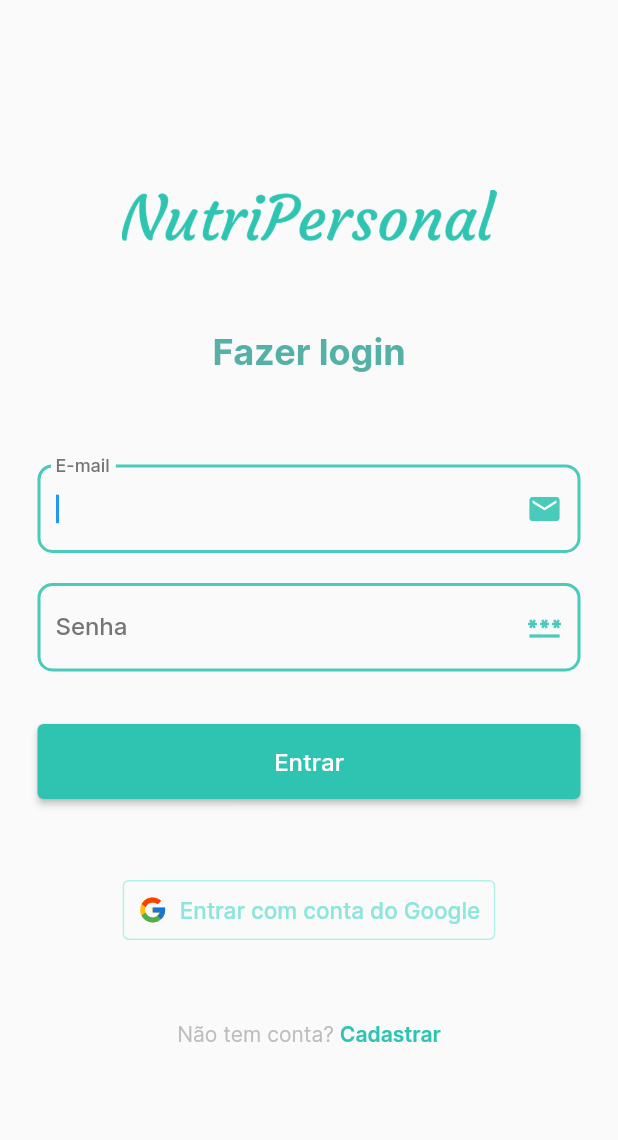
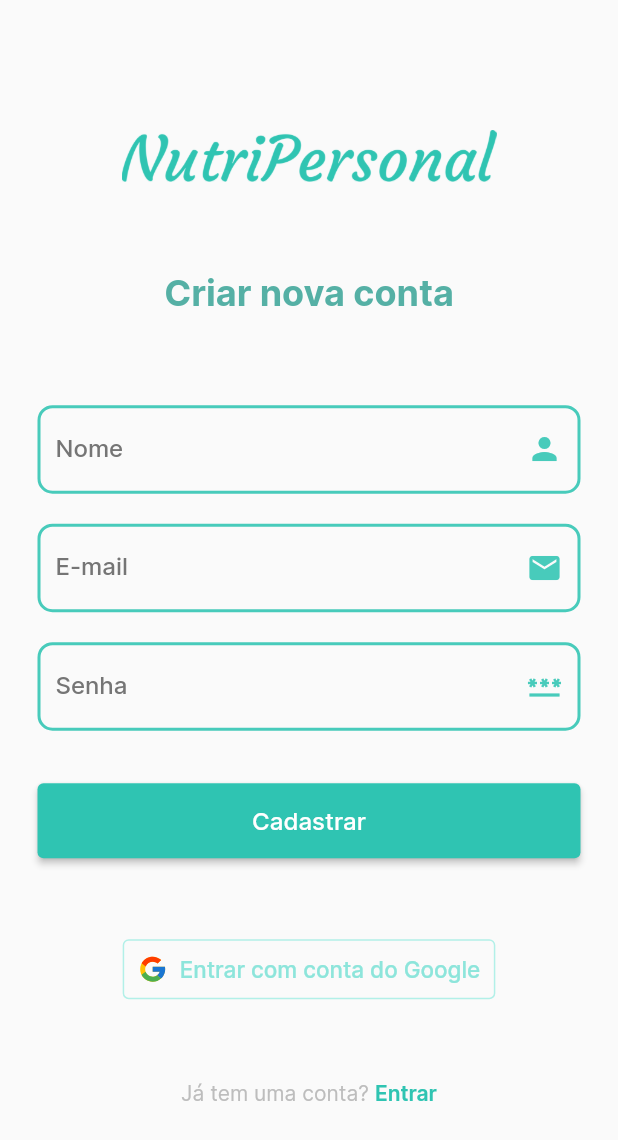
Before and after one commit to NutriPersonal/mobile, a Flutter app: the screen it shows after launch, after a tap on "Cadastrar", on a phone screen of 412 x 824 dp. Shown: the top 1140 px of the screen. Run offline on Flutter 3.47's test engine with Material 2 defaults, Android fonts, the phone set to English and light mode, and no system bars; our stand-ins replace firebase_core, flutter_svg; accounts and stored records are empty.

Commit message:
refactor: fix filenames and functions

```diff
--- a/lib/core/auth/auth/auth_screen.dart
+++ b/lib/core/auth/auth/auth_screen.dart
@@ -1,14 +1,12 @@
 import 'package:flutter/gestures.dart';
 import 'package:flutter/material.dart';
-import 'package:flutter/physics.dart';
-import 'package:flutter_svg/flutter_svg.dart';
 import 'package:nutripersonal/constants/app_constants.dart';
 import 'package:nutripersonal/constants/assets_paths.dart';
+import 'package:nutripersonal/core/auth/sign_in/sign_in_screen.dart';
+import 'package:nutripersonal/core/auth/sign_up/sign_up_screen.dart';
 
 class AuthScreen extends StatelessWidget {
-  AuthScreen({Key? key}) : super(key: key);
-  final TextEditingController _emailController = TextEditingController();
-  final TextEditingController _pwdController = TextEditingController();
+  const AuthScreen({Key? key}) : super(key: key);
 
   @override
   Widget build(BuildContext context) {
@@ -26,18 +24,18 @@ class AuthScreen extends StatelessWidget {
                     clipBehavior: Clip.none,
                     physics: const BouncingScrollPhysics(),
                     child: Column(
-                      mainAxisAlignment: MainAxisAlignment.center,
+                      mainAxisAlignment: MainAxisAlignment.spaceBetween,
                       children: [
                         const Image(
                           image: AssetImage(AppAssets.logotype),
                           width: 250,
                         ),
-                        Padding(
-                          padding: const EdgeInsets.symmetric(vertical: 60),
+                        const Padding(
+                          padding: EdgeInsets.symmetric(vertical: 60),
                           child: Text(
-                            "Fazer login",
+                            "Olá",
                             style: TextStyle(
-                              color: AppConstants.dark.withAlpha(200),
+                              color: AppConstants.normal,
                               fontSize: 24,
                               fontWeight: FontWeight.w700,
                             ),
@@ -45,53 +43,16 @@ class AuthScreen extends StatelessWidget {
                         ),
                         Column(
                           children: [
-                            input("E-mail", Icons.email, _emailController),
-                            const SizedBox(height: 20),
-                            input("Senha", Icons.password, _pwdController),
-                            const SizedBox(height: 35),
-                            ElevatedButton(
-                              onPressed: loginWithPasswd,
-                              style: ElevatedButton.styleFrom(
-                                primary: AppConstants.normal,
-                                minimumSize: const Size.fromHeight(50),
-                              ),
-                              child: const Text(
-                                "Entrar",
-                                style: TextStyle(fontSize: 16),
-                              ),
+                            _buildButton(
+                              "Fazer login",
+                              () => goToSignInScreen(context),
                             ),
-                            Padding(
-                              padding: const EdgeInsets.symmetric(vertical: 50),
-                              child: Column(
-                                mainAxisAlignment: MainAxisAlignment.center,
-                                children: [
-                                  OutlinedButton.icon(
-                                    onPressed: loginWithGoogle,
-                                    style: OutlinedButton.styleFrom(
-                                      padding: const EdgeInsets.all(10),
-                                      primary: AppConstants.light,
-                                      side: const BorderSide(
-                                        width: 1,
-                                        color: AppConstants.lighter,
-                                      ),
-                                    ),
-                                    label: const Text(
-                                      "Entrar com conta do Google",
-                                      style: TextStyle(
-                                        fontSize: 15,
-                                        color: AppConstants.light,
-                                      ),
-                                    ),
-                                    icon: SvgPicture.asset(
-                                      AppAssets.googleIcon,
-                                      width: 20,
-                                      height: 20,
-                                    ),
-                                  ),
-                                ],
-                              ),
+                            const SizedBox(height: 40),
+                            _buildButton(
+                              "Cadastrar",
+                              () => goToSignUpScreen(context),
+                              outlined: true,
                             ),
-                            _signUpRow(),
                           ],
                         ),
                       ],
@@ -106,73 +67,51 @@ class AuthScreen extends StatelessWidget {
     );
   }
 
-  Widget input(String label, IconData icon, TextEditingController controller) {
-    var borderColor = AppConstants.normal.withAlpha(224);
-    var border = OutlineInputBorder(
-      borderRadius: const BorderRadius.all(Radius.circular(10)),
-      borderSide: BorderSide(
-        color: borderColor,
-        width: 2,
+  Widget _buildButton(String label, VoidCallback onTap,
+      {bool outlined = false}) {
+    if (outlined) {
+      return OutlinedButton(
+        onPressed: onTap,
+        style: OutlinedButton.styleFrom(
+          padding: const EdgeInsets.all(10),
+          primary: AppConstants.light,
+          minimumSize: const Size.fromHeight(50),
+          side: const BorderSide(
+            width: 1,
+            color: AppConstants.lighter,
+          ),
+        ),
+        child: Text(
+          label,
+          style: const TextStyle(
+            fontSize: 15,
+            color: AppConstants.light,
+          ),
+        ),
+      );
+    }
+
+    return ElevatedButton(
+      onPressed: onTap,
+      style: ElevatedButton.styleFrom(
+        primary: AppConstants.normal,
+        minimumSize: const Size.fromHeight(50),
       ),
-    );
-
-    return TextFormField(
-      autofocus: true,
-      controller: controller,
-      decoration: InputDecoration(
-        labelText: label,
-        labelStyle: TextStyle(
-          color: Colors.grey[600],
-          fontWeight: FontWeight.w500,
-        ),
-        suffixIcon: Icon(icon, color: borderColor),
-        iconColor: borderColor,
-        fillColor: borderColor,
-        border: border,
-        focusedBorder: border,
-        enabledBorder: border,
-      ),
+      child: Text(label, style: const TextStyle(fontSize: 16)),
     );
   }
 
-  Widget _signUpRow() {
-    var textStyle = TextStyle(
-      color: Colors.grey.shade400,
-    );
-
-    return Row(
-      mainAxisAlignment: MainAxisAlignment.center,
-      children: [
-        Text("Não tem conta? ", style: textStyle),
-        InkWell(
-          highlightColor: Colors.transparent,
-          focusColor: Colors.transparent,
-          hoverColor: Colors.transparent,
-          splashColor: Colors.transparent,
-          onTap: goToSignUpPage,
-          child: Text(
-            "Cadastrar",
-            style: textStyle.merge(
-              const TextStyle(
-                color: AppConstants.normal,
-                fontWeight: FontWeight.w600,
-              ),
-            ),
-          ),
-        ),
-      ],
+  void goToSignInScreen(BuildContext context) {
+    Navigator.push(
+      context,
+      MaterialPageRoute(builder: (builder) => SignInScreen()),
     );
   }
 
-  void loginWithPasswd() {
-    print("login with password");
-  }
-
-  void loginWithGoogle() {
-    print("login with Google");
-  }
-
-  void goToSignUpPage() {
-    print("go to sign up page");
+  void goToSignUpScreen(BuildContext context) {
+    Navigator.push(
+      context,
+      MaterialPageRoute(builder: (builder) => SignUpScreen()),
+    );
   }
 }
--- /dev/null
+++ b/lib/core/auth/sign_up/sign_up_screen.dart
@@ -0,0 +1,181 @@
+import 'package:flutter/gestures.dart';
+import 'package:flutter/material.dart';
+import 'package:flutter_svg/flutter_svg.dart';
+import 'package:nutripersonal/constants/app_constants.dart';
+import 'package:nutripersonal/constants/assets_paths.dart';
+import 'package:nutripersonal/core/auth/sign_in/sign_in_screen.dart';
+
+class SignUpScreen extends StatelessWidget {
+  final TextEditingController _emailController = TextEditingController();
+  final TextEditingController _pwdController = TextEditingController();
+
+  @override
+  Widget build(BuildContext context) {
+    return Scaffold(
+      // resizeToAvoidBottomInset: false,
+      body: SafeArea(
+        minimum: const EdgeInsets.all(25),
+        child: Column(
+          children: [
+            Expanded(
+              child: Center(
+                child: Form(
+                  child: SingleChildScrollView(
+                    dragStartBehavior: DragStartBehavior.down,
+                    clipBehavior: Clip.none,
+                    physics: const BouncingScrollPhysics(),
+                    child: Column(
+                      mainAxisAlignment: MainAxisAlignment.center,
+                      children: [
+                        const Image(
+                          image: AssetImage(AppAssets.logotype),
+                          width: 250,
+                        ),
+                        Padding(
+                          padding: const EdgeInsets.symmetric(vertical: 60),
+                          child: Text(
+                            "Criar nova conta",
+                            style: TextStyle(
+                              color: AppConstants.dark.withAlpha(200),
+                              fontSize: 24,
+                              fontWeight: FontWeight.w700,
+                            ),
+                          ),
+                        ),
+                        Column(
+                          children: [
+                            input("Nome", Icons.person, _emailController),
+                            const SizedBox(height: 20),
+                            input("E-mail", Icons.email, _emailController),
+                            const SizedBox(height: 20),
+                            input("Senha", Icons.password, _pwdController),
+                            const SizedBox(height: 35),
+                            ElevatedButton(
+                              onPressed: loginWithPasswd,
+                              style: ElevatedButton.styleFrom(
+                                primary: AppConstants.normal,
+                                minimumSize: const Size.fromHeight(50),
+                              ),
+                              child: const Text(
+                                "Cadastrar",
+                                style: TextStyle(fontSize: 16),
+                              ),
+                            ),
+                            Padding(
+                              padding: const EdgeInsets.symmetric(vertical: 50),
+                              child: Column(
+                                mainAxisAlignment: MainAxisAlignment.center,
+                                children: [
+                                  OutlinedButton.icon(
+                                    onPressed: loginWithGoogle,
+                                    style: OutlinedButton.styleFrom(
+                                      padding: const EdgeInsets.all(10),
+                                      primary: AppConstants.light,
+                                      side: const BorderSide(
+                                        width: 1,
+                                        color: AppConstants.lighter,
+                                      ),
+                                    ),
+                                    label: const Text(
+                                      "Entrar com conta do Google",
+                                      style: TextStyle(
+                                        fontSize: 15,
+                                        color: AppConstants.light,
+                                      ),
+                                    ),
+                                    icon: SvgPicture.asset(
+                                      AppAssets.googleIcon,
+                                      width: 20,
+                                      height: 20,
+                                    ),
+                                  ),
+                                ],
+                              ),
+                            ),
+                            _signUpRow(context),
+                          ],
+                        ),
+                      ],
+                    ),
+                  ),
+                ),
+              ),
+            ),
+          ],
+        ),
+      ),
+    );
+  }
+
+  Widget input(String label, IconData icon, TextEditingController controller) {
+    var borderColor = AppConstants.normal.withAlpha(224);
+    var border = OutlineInputBorder(
+      borderRadius: const BorderRadius.all(Radius.circular(10)),
+      borderSide: BorderSide(
+        color: borderColor,
+        width: 2,
+      ),
+    );
+
+    return TextFormField(
+      controller: controller,
+      decoration: InputDecoration(
+        labelText: label,
+        labelStyle: TextStyle(
+          color: Colors.grey[600],
+          fontWeight: FontWeight.w500,
+        ),
+        suffixIcon: Icon(icon, color: borderColor),
+        iconColor: borderColor,
+        fillColor: borderColor,
+        border: border,
+        focusedBorder: border,
+        enabledBorder: border,
+      ),
+    );
+  }
+
+  Widget _signUpRow(BuildContext context) {
+    var textStyle = TextStyle(
+      color: Colors.grey.shade400,
+    );
+
+    return Row(
+      mainAxisAlignment: MainAxisAlignment.center,
+      children: [
+        Text("Já tem uma conta? ", style: textStyle),
+        InkWell(
+          highlightColor: Colors.transparent,
+          focusColor: Colors.transparent,
+          hoverColor: Colors.transparent,
+          splashColor: Colors.transparent,
+          onTap: () => goToSignInPage(context),
+          child: Text(
+            "Entrar",
+            style: textStyle.merge(
+              const TextStyle(
+                color: AppConstants.normal,
+                fontWeight: FontWeight.w600,
+              ),
+            ),
+          ),
+        ),
+      ],
+    );
+  }
+
+  void loginWithPasswd() {
+    print("login with password");
+  }
+
+  void loginWithGoogle() {
+    print("login with Google");
+  }
+
+  void goToSignInPage(BuildContext context) {
+    Navigator.push(
+      context,
+      MaterialPageRoute(builder: (builder) => SignInScreen()),
+    );
+  }
+}
```
Also changed, not shown: lib/core/auth/login/login_screen.dart (deleted, +0 -15 lines), lib/core/auth/register/register_screen.dart (deleted, +0 -15 lines), lib/core/auth/sign_in/sign_in_screen.dart (added, +181 -0 lines).
